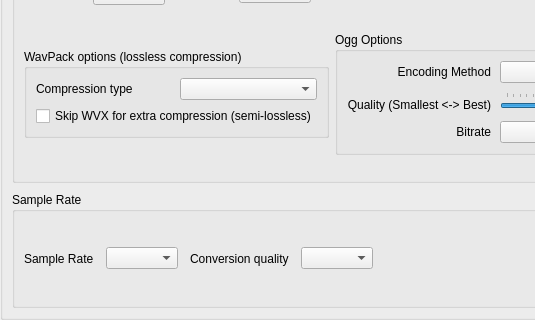
GitMirroring/traverso, file src/traverso/widgets/ExportFormatOptionsWidget.ui: the form before one commit; both pictures show x 0 to 535 and y 103 to 423 of the 870 by 423 pixel window.
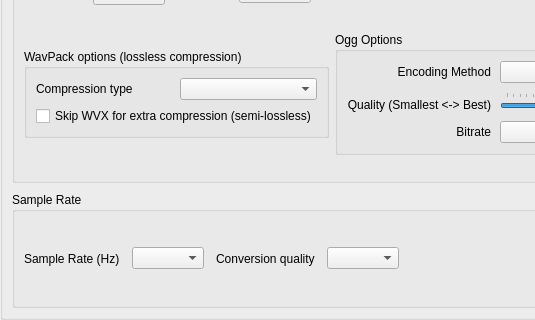
The form after the commit.

```diff
--- a/src/traverso/widgets/ExportFormatOptionsWidget.ui
+++ b/src/traverso/widgets/ExportFormatOptionsWidget.ui
@@ -700,7 +700,7 @@
               </sizepolicy>
              </property>
              <property name="text">
-              <string>Sample Rate</string>
+              <string>Sample Rate (Hz)</string>
              </property>
             </widget>
            </item>
```
